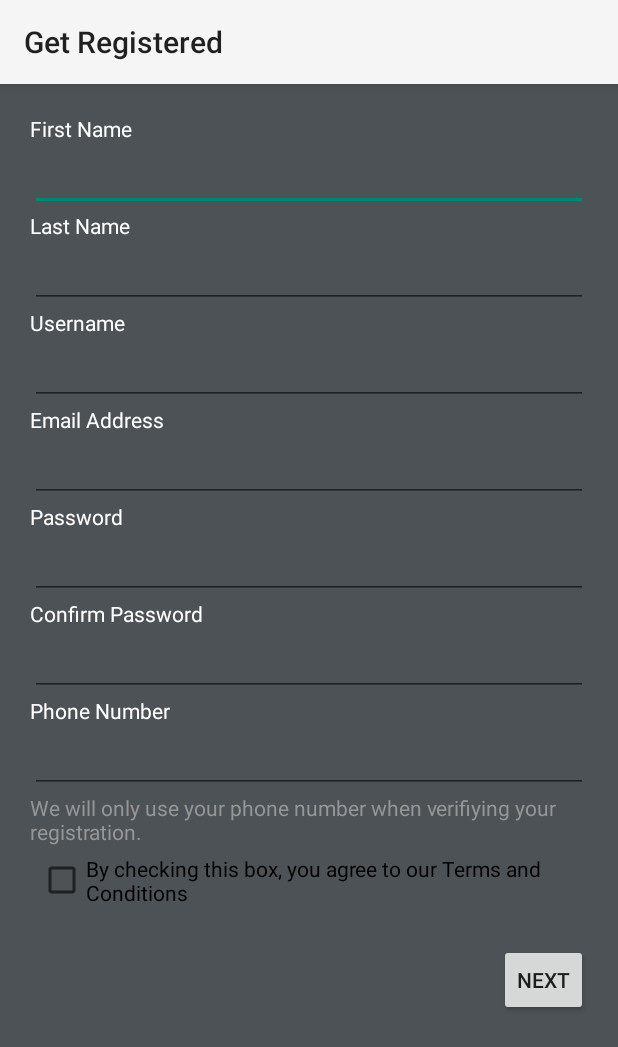
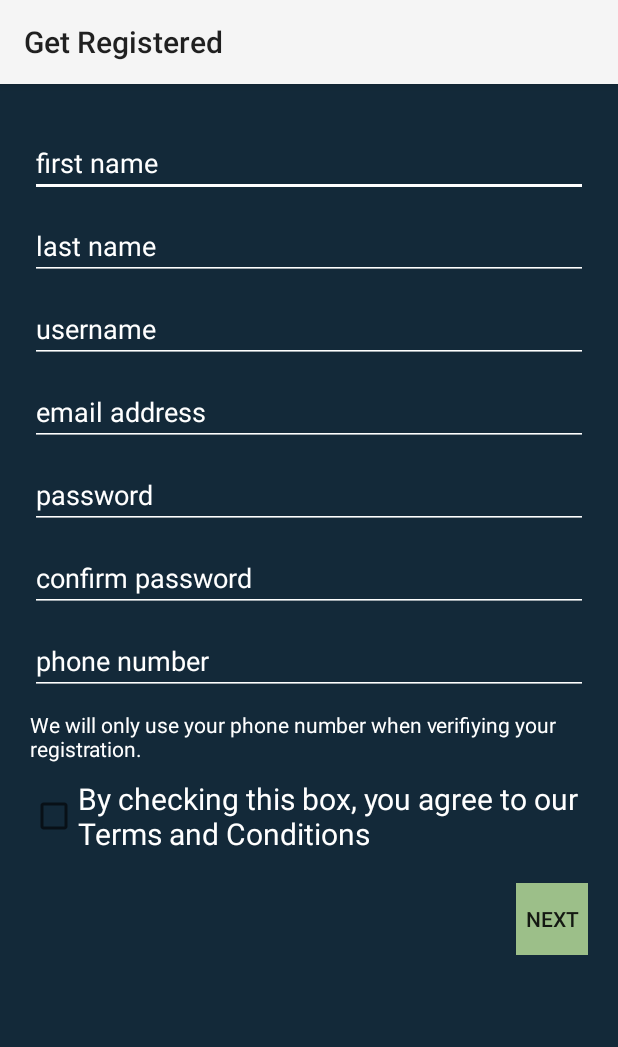
Before and after one commit to helizabethwhite/hackillinoismobile, an Android app: the screen it shows after launch (RegisterActivity), after a tap on "NEW HERE? SIGN UP.", on a phone screen of 412 x 824 dp. Shown: the top 1047 px of the screen. Run offline under Robolectric (Android 15) with nearby library versions, the phone set to English and light mode, and no system bars; libraries missing offline, so code that uses them is left out: com.firebase.client; 2 other taps on this screen came first.

Commit message:
all styles

```diff
--- a/app/src/main/java/hackillinois/whitehan/edu/msu/devme/MainActivity.java
+++ b/app/src/main/java/hackillinois/whitehan/edu/msu/devme/MainActivity.java
@@ -2,12 +2,20 @@ package hackillinois.whitehan.edu.msu.devme;
 
 import android.content.Intent;
 import android.content.SharedPreferences;
+import android.graphics.Bitmap;
+import android.graphics.BitmapFactory;
+import android.graphics.Shader;
+import android.graphics.drawable.BitmapDrawable;
 import android.os.Handler;
 import android.os.Looper;
 import android.os.Bundle;
+import android.support.v4.content.ContextCompat;
 import android.support.v7.app.AppCompatActivity;
+import android.view.Gravity;
 import android.view.View;
 import android.widget.EditText;
+import android.widget.LinearLayout;
+import android.widget.RelativeLayout;
 import android.widget.TextView;
 import java.io.BufferedReader;
 import java.io.IOException;
@@ -19,6 +27,8 @@ import java.net.MalformedURLException;
 import java.net.ProtocolException;
 import java.net.URL;
 import javax.net.ssl.HttpsURLConnection;
+
+import static hackillinois.whitehan.edu.msu.devme.R.drawable.wallup;
 
 
 public class MainActivity extends AppCompatActivity {
@@ -34,6 +44,17 @@ public class MainActivity extends AppCompatActivity {
     protected void onCreate(Bundle bundle) {
         super.onCreate(bundle);
         setContentView(R.layout.activity_main);
+
+        RelativeLayout layout = (RelativeLayout) findViewById(R.id.relLayout);
+        //layout.setBackground(R.drawable.wallup);
+        //layout.setBackgroundResource(R.drawable.wallup);
+
+        Bitmap bmp = BitmapFactory.decodeResource(getResources(),
+                R.drawable.wallup);
+        Bitmap resizedBitmap = Bitmap.createScaledBitmap(
+                bmp, 600, 600, false);
+        BitmapDrawable ob = new BitmapDrawable(getResources(), resizedBitmap);
+        layout.setBackground(ob);
 
         if (bundle != null)
         {
--- a/app/src/main/java/hackillinois/whitehan/edu/msu/devme/SplashScreen.java
+++ b/app/src/main/java/hackillinois/whitehan/edu/msu/devme/SplashScreen.java
@@ -3,10 +3,18 @@ package hackillinois.whitehan.edu.msu.devme;
 import android.app.Activity;
 import android.content.Intent;
 import android.content.SharedPreferences;
+import android.graphics.Bitmap;
+import android.graphics.BitmapFactory;
+import android.graphics.drawable.BitmapDrawable;
 import android.os.Bundle;
 import android.os.Handler;
 import android.os.Looper;
+import android.view.View;
+import android.widget.ImageView;
+import android.widget.LinearLayout;
+import android.widget.RelativeLayout;
 import android.widget.TextView;
+import android.widget.Toast;
 
 import java.io.BufferedReader;
 import java.io.IOException;
@@ -38,7 +46,20 @@ public class SplashScreen extends Activity {
         setContentView(R.layout.splash);
 
 
-        Firebase.setAndroidContext(this.getApplicationContext());
+        LinearLayout layout = (LinearLayout) findViewById(R.id.splashLayout);
+        Bitmap bmp = BitmapFactory.decodeResource(getResources(),
+                R.drawable.wallup);
+        Bitmap resizedBitmap = Bitmap.createScaledBitmap(
+                bmp, 600, 600, false);
+        BitmapDrawable ob = new BitmapDrawable(getResources(), resizedBitmap);
+        layout.setBackground(ob);
+
+        /*splash.postDelayed(new Runnable() {
+            @Override
+            public void run() {
+
+            }
+        }, 3000);*/
 
         SharedPreferences devicePreferences = getSharedPreferences("DevMeUser", MODE_PRIVATE);
 
--- a/app/src/main/res/layout/register.xml
+++ b/app/src/main/res/layout/register.xml
@@ -4,68 +4,52 @@
     tools:context=".MainActivity"
     android:orientation="vertical"
     android:padding="20dp"
-    android:background="#b90d1419"
+    android:background="#132939"
     android:theme="@style/Base.Theme.AppCompat.Light.Dialog">
 
 
     <ScrollView
         android:layout_width="wrap_content"
         android:layout_height="wrap_content"
-        android:id="@+id/scrollView2" >
+        android:id="@+id/scrollView2">
 
         <LinearLayout
             android:orientation="vertical"
             android:layout_width="match_parent"
             android:layout_height="match_parent">
 
-            <TextView
-                android:layout_width="wrap_content"
-                android:layout_height="wrap_content"
-                android:text="@string/firstname"
-                android:id="@+id/textViewFirstName"
-                android:textColor="#ffffff" />
-
             <EditText
                 android:layout_width="match_parent"
                 android:layout_height="wrap_content"
                 android:id="@+id/firstName"
                 android:theme="@style/Base.Theme.AppCompat.Light.Dialog"
-                android:textColor="#ffffff" />
-
-            <TextView
-                android:layout_width="wrap_content"
-                android:layout_height="wrap_content"
-                android:text="@string/lastname"
-                android:id="@+id/textViewLastName"
-                android:textColor="#ffffff" />
+                android:textColor="#ffffff"
+                android:textColorHint="#ffffff"
+                android:hint="first name"
+                android:layout_marginTop="10dp"
+                android:backgroundTint="#ffffff" />
 
             <EditText
                 android:layout_width="match_parent"
                 android:layout_height="wrap_content"
                 android:id="@+id/lastName"
                 android:theme="@style/Base.Theme.AppCompat.Light.Dialog"
-                android:textColor="#ffffff" />
-
-            <TextView
-                android:layout_width="wrap_content"
-                android:layout_height="wrap_content"
-                android:text="@string/username"
-                android:id="@+id/textViewUsername"
-                android:textColor="#ffffff" />
+                android:textColor="#ffffff"
+                android:textColorHint="#ffffff"
+                android:hint="last name"
+                android:layout_marginTop="10dp"
+                android:backgroundTint="#ffffff" />
 
             <EditText
                 android:layout_width="match_parent"
                 android:layout_height="wrap_content"
                 android:id="@+id/username"
                 android:theme="@style/Base.Theme.AppCompat.Light.Dialog"
-                android:textColor="#ffffff" />
-
-            <TextView
-                android:layout_width="wrap_content"
-                android:layout_height="wrap_content"
-                android:text="@string/email"
-                android:id="@+id/textViewEmail"
-                android:textColor="#ffffff" />
+                android:textColor="#ffffff"
+                android:textColorHint="#ffffff"
+                android:hint="username"
+                android:layout_marginTop="10dp"
+                android:backgroundTint="#ffffff" />
 
             <EditText
                 android:layout_width="match_parent"
@@ -73,14 +57,11 @@
                 android:id="@+id/emailAddress"
                 android:layout_gravity="center_horizontal"
                 android:theme="@style/Base.Theme.AppCompat.Light.Dialog"
-                android:textColor="#ffffff" />
-
-            <TextView
-                android:layout_width="wrap_content"
-                android:layout_height="wrap_content"
-                android:text="@string/password"
-                android:id="@+id/textViewPassword"
-                android:textColor="#ffffff" />
+                android:textColor="#ffffff"
+                android:textColorHint="#ffffff"
+                android:hint="email address"
+                android:layout_marginTop="10dp"
+                android:backgroundTint="#ffffff" />
 
             <EditText
                 android:layout_width="match_parent"
@@ -89,14 +70,11 @@
                 android:layout_gravity="center_horizontal"
                 android:inputType="textPassword"
                 android:theme="@style/Base.Theme.AppCompat.Light.Dialog"
-                android:textColor="#ffffff" />
-
-            <TextView
-                android:layout_width="wrap_content"
-                android:layout_height="wrap_content"
-                android:text="@string/confirmpassword"
-                android:id="@+id/textViewConfirmPassword"
-                android:textColor="#ffffff" />
+                android:textColor="#ffffff"
+                android:hint="password"
+                android:textColorHint="#ffffff"
+                android:layout_marginTop="10dp"
+                android:backgroundTint="#ffffff" />
 
             <EditText
                 android:layout_width="match_parent"
@@ -105,14 +83,11 @@
                 android:ems="10"
                 android:id="@+id/confirmPassword"
                 android:theme="@style/Base.Theme.AppCompat.Light.Dialog"
-                android:textColor="#ffffff" />
-
-            <TextView
-                android:layout_width="wrap_content"
-                android:layout_height="wrap_content"
-                android:text="@string/phone"
-                android:id="@+id/textViewPhoneNumber"
-                android:textColor="#ffffff" />
+                android:textColor="#ffffff"
+                android:textColorHint="#ffffff"
+                android:hint="confirm password"
+                android:layout_marginTop="10dp"
+                android:backgroundTint="#ffffff" />
 
             <EditText
                 android:layout_width="match_parent"
@@ -122,7 +97,11 @@
                 android:layout_gravity="center_horizontal"
                 android:inputType="phone"
                 android:theme="@style/Base.Theme.AppCompat.Light.Dialog"
-                android:textColor="#ffffff" />
+                android:textColor="#ffffff"
+                android:textColorHint="#ffffff"
+                android:hint="phone number"
+                android:layout_marginTop="10dp"
+                android:backgroundTint="#ffffff" />
 
             <TextView
                 android:layout_width="wrap_content"
@@ -130,7 +109,8 @@
                 android:textAppearance="?android:attr/textAppearanceSmall"
                 android:text="@string/phoneDisclaimer"
                 android:id="@+id/textView2"
-                android:textColor="#969696" />
+                android:textColor="#ffffff"
+                android:layout_marginTop="10dp" />
 
             <CheckBox
                 android:layout_width="wrap_content"
@@ -138,8 +118,10 @@
                 android:text="@string/checkboxterms"
                 android:id="@+id/checkBoxTerms"
                 android:theme="@style/Base.Theme.AppCompat.Light.Dialog"
-                android:layout_margin="5dp"
-                android:layout_gravity="center_horizontal" />
+                android:layout_gravity="center_horizontal"
+                android:textColor="#ffffff"
+                android:textSize="20sp"
+                android:layout_marginTop="10dp" />
 
             <TextView
                 android:layout_width="wrap_content"
@@ -155,7 +137,8 @@
                 android:text="@string/next"
                 android:id="@+id/next"
                 android:layout_gravity="center_horizontal|right"
-                android:onClick="onNextClick" />
+                android:onClick="onNextClick"
+                android:background="#9cbf89" />
         </LinearLayout>
     </ScrollView>
 
--- a/app/src/main/res/layout/splash.xml
+++ b/app/src/main/res/layout/splash.xml
@@ -1,6 +1,7 @@
 <?xml version="1.0" encoding="utf-8"?>
 <LinearLayout xmlns:android="http://schemas.android.com/apk/res/android"
     android:orientation="vertical" android:layout_width="match_parent"
-    android:layout_height="match_parent">
+    android:layout_height="match_parent"
+    android:id="@+id/splashLayout">
 
 </LinearLayout>
--- a/app/src/main/res/layout/verification.xml
+++ b/app/src/main/res/layout/verification.xml
@@ -65,7 +65,9 @@
                 android:text="@string/done"
                 android:id="@+id/buttonDone"
                 android:layout_gravity="center_horizontal"
-                android:onClick="onDoneClick" />
+                android:onClick="onDoneClick"
+                android:background="#9cbf89"
+                android:padding="10dp" />
 
             <TextView
                 android:layout_width="wrap_content"
```
Also changed, not shown: app/src/main/res/layout/activity_main.xml (+30 -7 lines), app/src/main/res/layout/create_idea.xml (+31 -15 lines), app/src/main/res/layout/dashboard_full_idea.xml (+52 -19 lines), app/src/main/res/drawable-hdpi/wallup.jpg (added).
